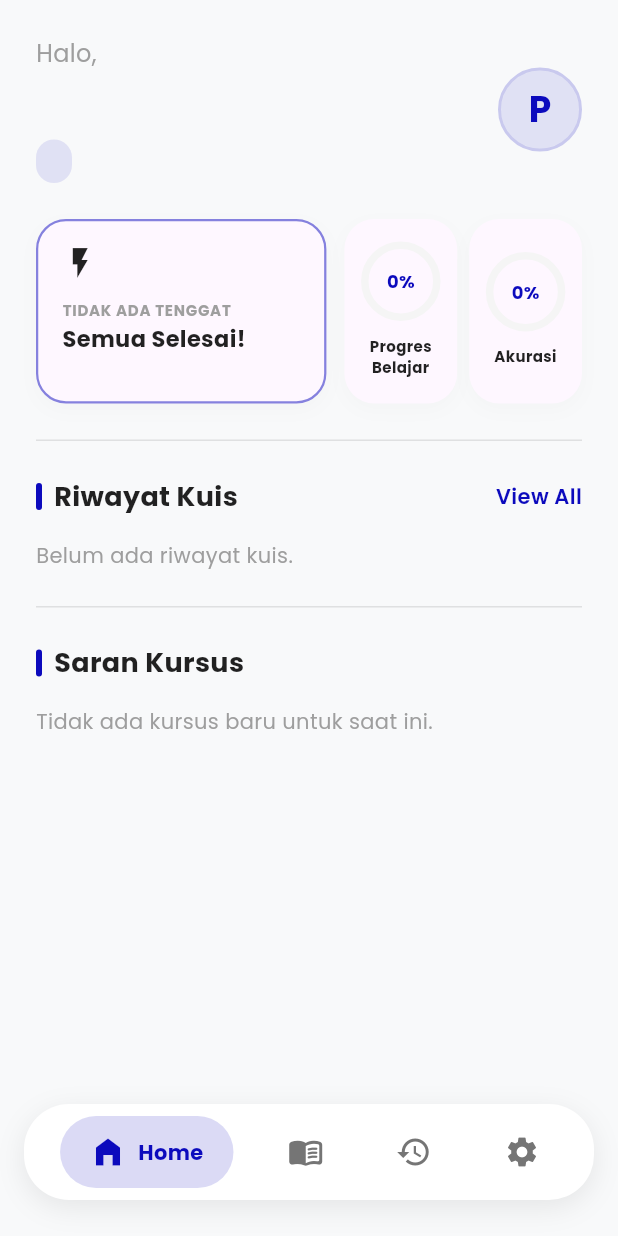
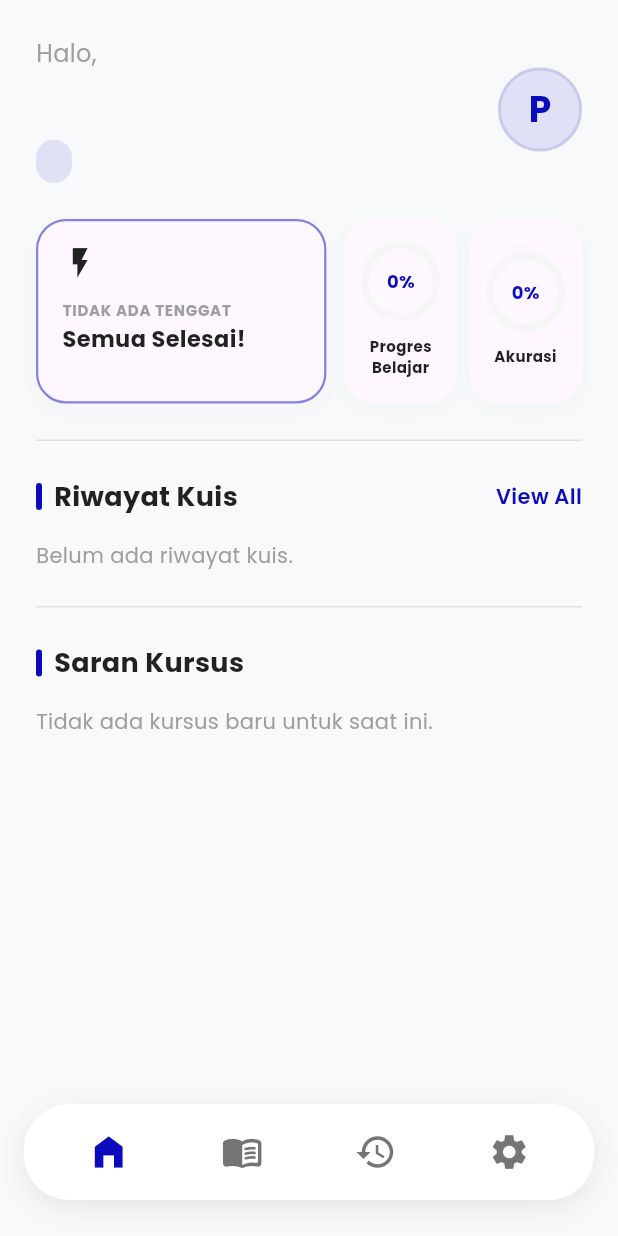
Before and after one commit to rafifzaidan/bpr_elearning, a Flutter app: the screen it shows after launch, after a tap on "Skip", on a phone screen of 412 x 824 dp. Run offline on Flutter 3.47's test engine with Material 3 defaults, Android fonts, the phone set to English and light mode, and no system bars; drawn by our look-alikes of cached_network_image; our stand-ins replace connectivity_plus, google_fonts, image_picker, pinput, shared_preferences, supabase_flutter; missing offline and left inert: syncfusion_flutter_pdfviewer; accounts and stored records are empty; network calls fail.

```diff
--- a/mobile_app/lib/main.dart
+++ b/mobile_app/lib/main.dart
@@ -339,49 +339,22 @@ class _MainShellState extends State<MainShell> {
             children: List.generate(_screens.length, (index) {
               final isSelected = _currentIndex == index;
               final icons = [Icons.home_filled, Icons.menu_book_rounded, Icons.history, Icons.settings];
-              final labels = ['Home', 'Courses', 'Riwayat', 'Settings'];
+              final labels = ['Home', 'Courses', 'History', 'Settings'];
 
               return GestureDetector(
                 onTap: () => setState(() => _currentIndex = index),
                 behavior: HitTestBehavior.opaque,
-                child: AnimatedContainer(
-                  duration: const Duration(milliseconds: 300),
-                  curve: Curves.easeOutCubic,
-                  padding: EdgeInsets.symmetric(
-                    horizontal: isSelected ? 20 : 12,
+                child: Padding(
+                  padding: const EdgeInsets.symmetric(
+                    horizontal: 20,
                     vertical: 12,
                   ),
-                  decoration: BoxDecoration(
-                    color: isSelected ? theme.primaryColor.withValues(alpha: 0.15) : Colors.transparent,
-                    borderRadius: BorderRadius.circular(24),
-                  ),
-                  child: Row(
-                    mainAxisSize: MainAxisSize.min,
-                    children: [
-                      Icon(
-                        icons[index],
-                        color: isSelected
-                            ? (isDark ? Colors.white : theme.primaryColor)
-                            : (isDark ? Colors.white70 : Colors.grey[600]),
-                      ),
-                      AnimatedSize(
-                        duration: const Duration(milliseconds: 300),
-                        curve: Curves.easeOutCubic,
-                        child: isSelected
-                            ? Padding(
-                                padding: const EdgeInsets.only(left: 8),
-                                child: Text(
-                                  labels[index],
-                                  style: TextStyle(
-                                    color: isDark ? Colors.white : theme.primaryColor,
-                                    fontWeight: FontWeight.bold,
-                                    fontSize: 14,
-                                  ),
-                                ),
-                              )
-                            : const SizedBox(width: 0),
-                      ),
-                    ],
+                  child: Icon(
+                    icons[index],
+                    size: 28, // Sedikit diperbesar karena tanpa teks
+                    color: isSelected
+                        ? (isDark ? Colors.white : theme.primaryColor)
+                        : (isDark ? Colors.white70 : Colors.grey[600]),
                   ),
                 ),
               );
--- a/mobile_app/lib/screens/home_screen.dart
+++ b/mobile_app/lib/screens/home_screen.dart
@@ -567,7 +567,7 @@ class _HomeScreenState extends State<HomeScreen> {
 
   @override
   Widget build(BuildContext context) {
-    final auth = Provider.of<AuthProvider>(context, listen: false);
+    final auth = Provider.of<AuthProvider>(context);
     final examProv = Provider.of<ExamProvider>(context);
     final user = auth.user;
 
--- a/mobile_app/lib/screens/profile_screen.dart
+++ b/mobile_app/lib/screens/profile_screen.dart
@@ -111,9 +111,9 @@ class ProfileScreen extends StatelessWidget {
                                         imageUrl: user!.avatarUrl!,
                                         fit: BoxFit.cover,
                                         placeholder: (context, url) => const Center(child: CircularProgressIndicator()),
-                                        errorWidget: (context, url, error) => Icon(Icons.person, color: primaryColor, size: 36),
+                                        errorWidget: (context, url, error) => Icon(Icons.person, color: isDark ? Colors.white : primaryColor, size: 36),
                                       )
-                                    : Icon(Icons.person, color: primaryColor, size: 36),
+                                    : Icon(Icons.person, color: isDark ? Colors.white : primaryColor, size: 36),
                           ),
                           Container(
                             padding: const EdgeInsets.all(4),
@@ -152,7 +152,7 @@ class ProfileScreen extends StatelessWidget {
                       ),
                     ),
                     IconButton(
-                      icon: Icon(Icons.edit, color: primaryColor, size: 24),
+                      icon: Icon(Icons.edit, color: isDark ? Colors.white : primaryColor, size: 24),
                       onPressed: () => _pickAndUploadImage(context, auth),
                     ),
                   ],
@@ -343,7 +343,7 @@ class _ActionTile extends StatelessWidget {
         padding: const EdgeInsets.symmetric(horizontal: 20, vertical: 20),
         child: Row(
           children: [
-            Icon(icon, color: primaryColor, size: 26),
+            Icon(icon, color: Theme.of(context).brightness == Brightness.dark ? Colors.white : primaryColor, size: 26),
             const SizedBox(width: 18),
             Expanded(
               child: Text(
@@ -386,7 +386,7 @@ class _ToggleTile extends StatelessWidget {
       padding: const EdgeInsets.symmetric(horizontal: 20, vertical: 12),
       child: Row(
         children: [
-          Icon(icon, color: primaryColor, size: 26),
+          Icon(icon, color: Theme.of(context).brightness == Brightness.dark ? Colors.white : primaryColor, size: 26),
           const SizedBox(width: 18),
           Expanded(
             child: Text(
```
Also changed, not shown: mobile_app/pubspec.lock.
